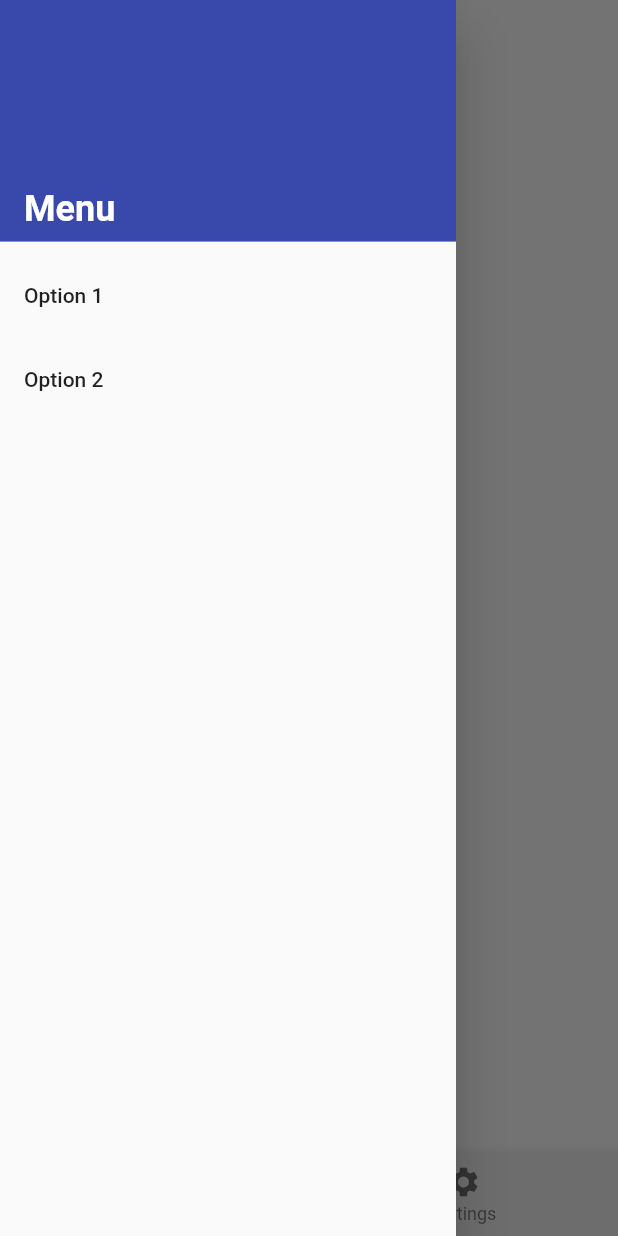
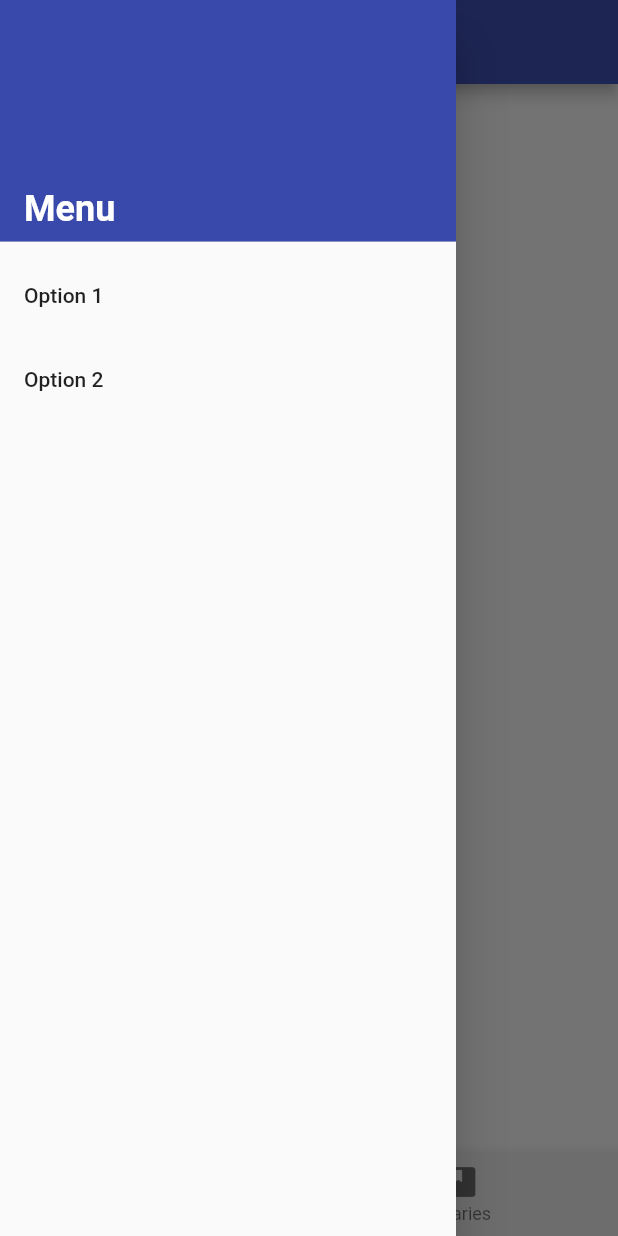
Before and after one commit to varunan-vara/Diversion, a Flutter app: the screen it shows after launch, with the side drawer open, on a phone screen of 412 x 824 dp. Run offline on Flutter 3.47's test engine with Material 2 defaults, Android fonts, the phone set to English and light mode, and no system bars.

Commit message:
Blog.dart Framework

```diff
--- a/lib/MainPage/Elements/body.dart
+++ b/lib/MainPage/Elements/body.dart
@@ -9,15 +9,10 @@ class Snap extends StatelessWidget {
       shrinkWrap: true,
       padding: EdgeInsets.symmetric(vertical: 50.0, horizontal: 20.0),
       children: <Widget>[
-        Center(
-          child: FlatButton(
-              onPressed: () {Scaffold.of(context).openDrawer();},
-              color: Colors.indigo[500],
-              child: Text("Menu")
-          ),
-        ),
-      ],
-    );
+
+            ],
+          );
+
 
   }
 }
--- a/lib/MainPage/mainpage.dart
+++ b/lib/MainPage/mainpage.dart
@@ -45,7 +45,7 @@ class MainApp extends State<MyApp> {
       home: Scaffold(
         drawer: Sandwich(true, context),
 
-        appBar: TopBar(false, "Home"),
+        appBar: TopBar(true, "Home"),
 
         body: Snap(),
 
@@ -61,8 +61,8 @@ class MainApp extends State<MyApp> {
                 title: Text("Home",)
             ),
             BottomNavigationBarItem(
-              icon: Icon(Icons.settings),
-              title: Text("Settings"),
+              icon: Icon(Icons.book),
+              title: Text("Diaries"),
             ),
           ],
           currentIndex: stoneItem,
--- a/pubspec.yaml
+++ b/pubspec.yaml
@@ -21,6 +21,7 @@ environment:
   sdk: ">=2.7.0 <3.0.0"
 
 dependencies:
+  starflut: "^0.6.0"
   flutter:
     sdk: flutter
 
```
Lines whose indentation alone changed are shown as unchanged.
